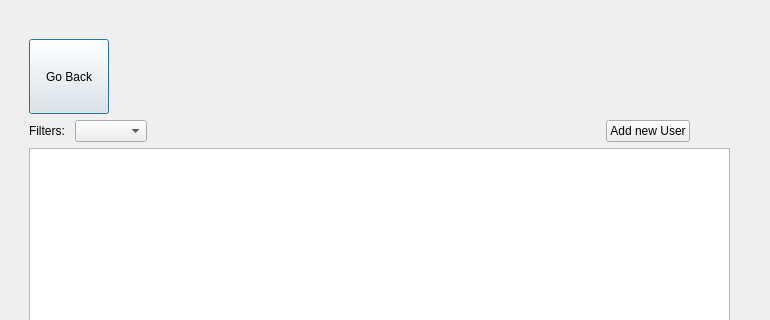
Old version of the form cs2_lab_final_project/adminform.ui in the repository Hamdy410/CS2_lab_finalProject; both pictures show x 0 to 770 and y 0 to 320 of the 770 by 650 pixel window.
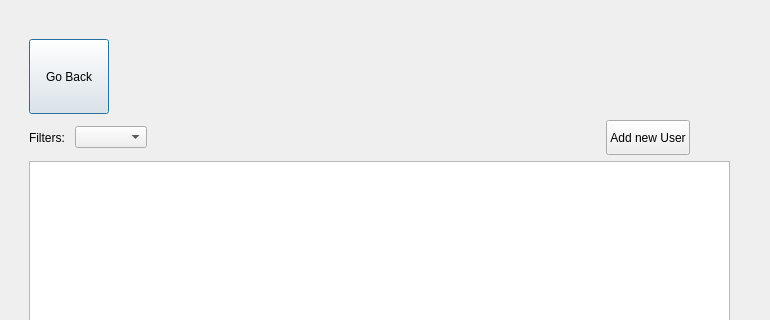
New version of the form.

```diff
--- a/cs2_lab_final_project/adminform.ui
+++ b/cs2_lab_final_project/adminform.ui
@@ -80,6 +80,12 @@
       </item>
       <item>
        <widget class="QPushButton" name="addnewUserPushButton">
+        <property name="minimumSize">
+         <size>
+          <width>0</width>
+          <height>35</height>
+         </size>
+        </property>
         <property name="text">
          <string>Add new User</string>
         </property>
```
